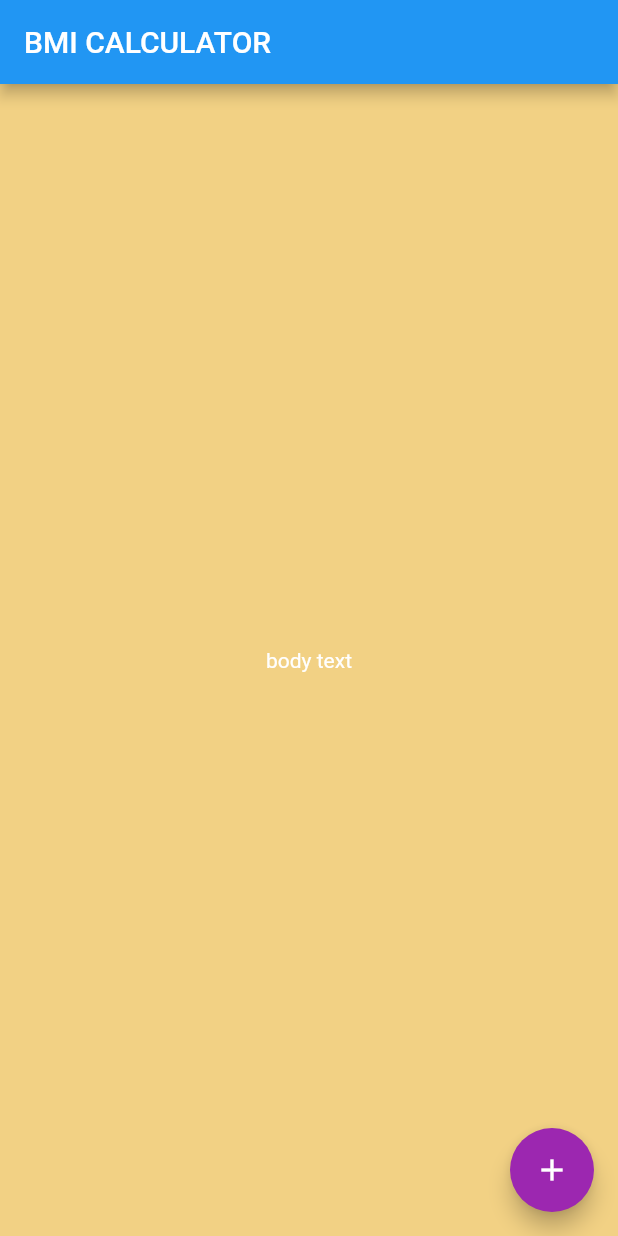
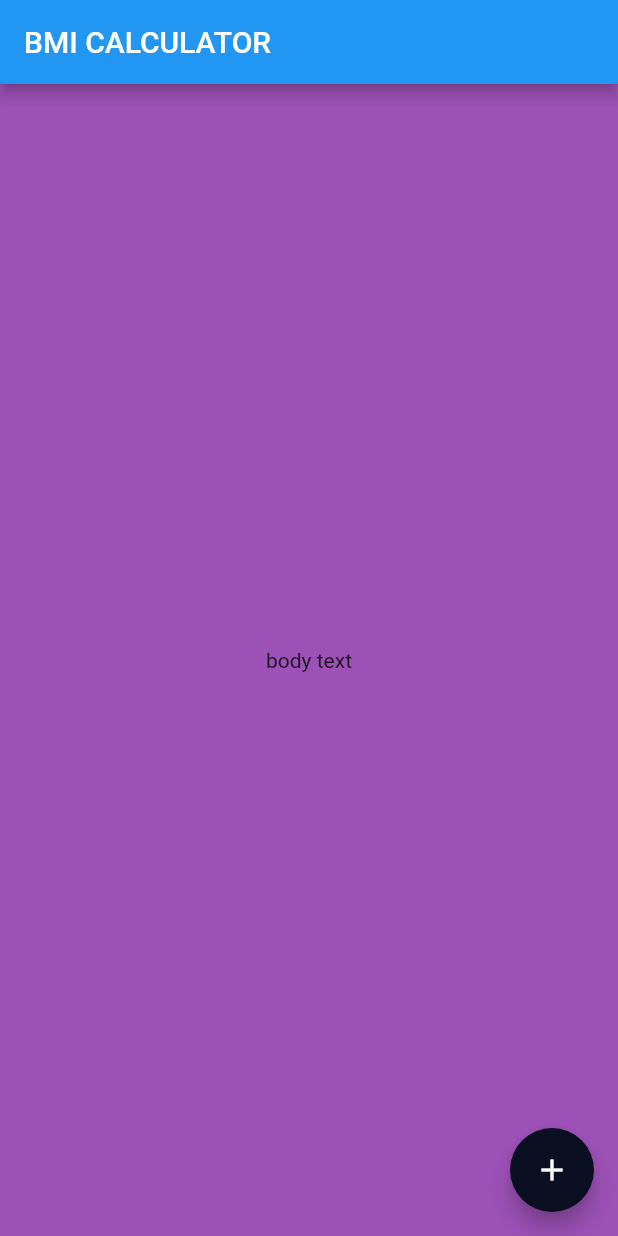
Before and after one commit to Dsoji/BMI-Calculator, a Flutter app: the screen it shows after launch, on a phone screen of 412 x 824 dp. Run offline on Flutter 3.47's test engine with Material 2 defaults, Android fonts, the phone set to English and light mode, and no system bars.

Commit message:
Fourth Commit

```diff
--- a/bmi_calculator/lib/main.dart
+++ b/bmi_calculator/lib/main.dart
@@ -8,12 +8,14 @@ class BMICalculator extends StatelessWidget {
   Widget build(BuildContext context) {
     return MaterialApp(
       theme: ThemeData(
-        primaryColor: Color(0xFFF2D184),
-        scaffoldBackgroundColor: Color(0xFFF2D184),
-        accentColor: Colors.purple,
+        primaryColor: Color(0xFF9C51B6),
+        scaffoldBackgroundColor: Color(0xFF9C51B6),
+        accentColor: Color(0xFF0A0E21),
         textTheme: TextTheme(
-          body1: TextStyle(color: Colors.white,)
+          bodyText1: TextStyle(
+            color: Colors.white,
           ),
+        ),
       ),
       home: InputPage(),
     );
```
